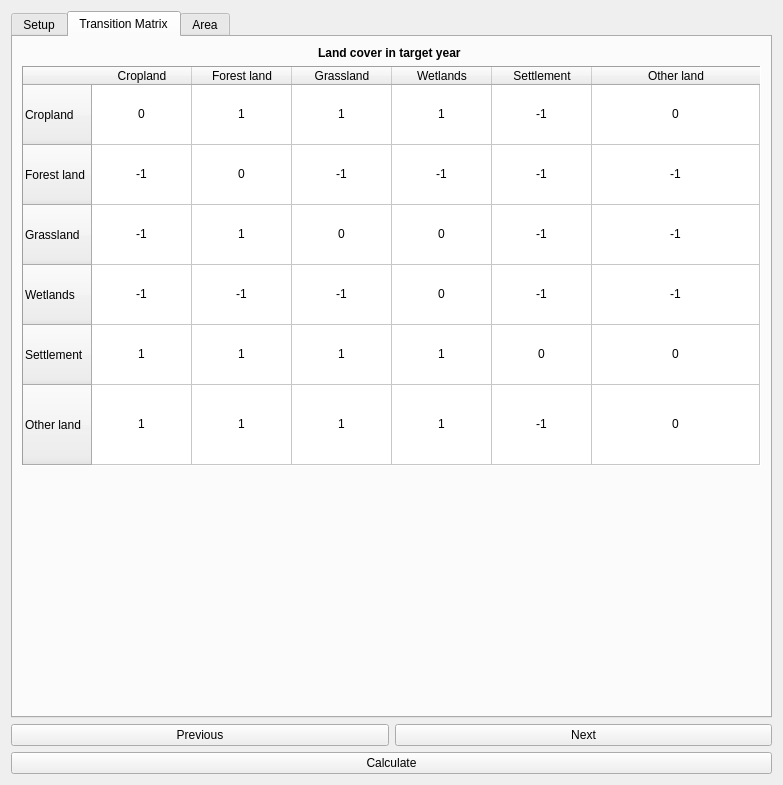
Qt form LDMP/gui/DlgCalculateLC.ui (ConservationInternational/trends.earth) before a commit.
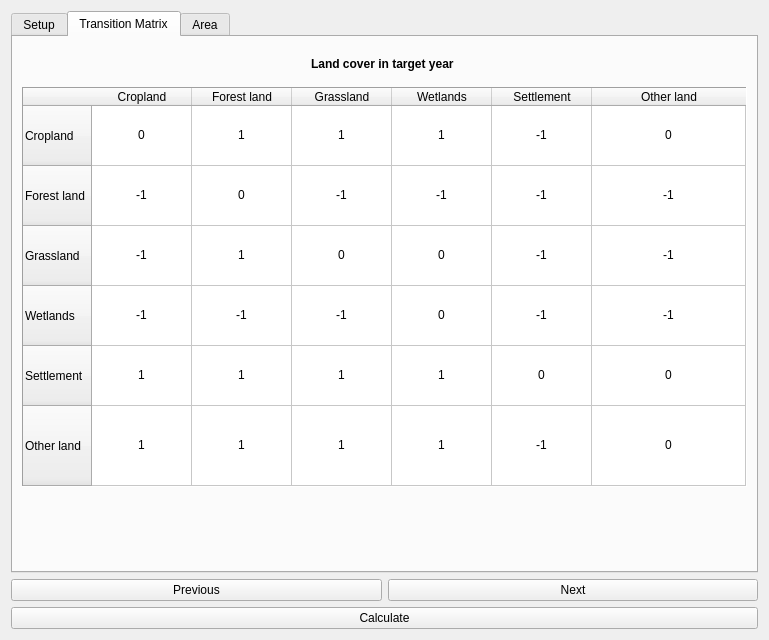
The same form after that commit. The open tabs and pages were chosen to show the change.

Commit message: Fix errors with calculate_lc.

Diff of the .ui file:
```diff
--- a/LDMP/gui/DlgCalculateLC.ui
+++ b/LDMP/gui/DlgCalculateLC.ui
@@ -6,8 +6,8 @@
    <rect>
     <x>0</x>
     <y>0</y>
-    <width>783</width>
-    <height>785</height>
+    <width>767</width>
+    <height>640</height>
    </rect>
   </property>
   <property name="sizePolicy">
@@ -303,6 +303,24 @@
       <layout class="QVBoxLayout" name="verticalLayout_4">
        <item alignment="Qt::AlignHCenter">
         <widget class="QLabel" name="label_lc_target_year">
+         <property name="sizePolicy">
+          <sizepolicy hsizetype="Preferred" vsizetype="Minimum">
+           <horstretch>0</horstretch>
+           <verstretch>0</verstretch>
+          </sizepolicy>
+         </property>
+         <property name="minimumSize">
+          <size>
+           <width>0</width>
+           <height>35</height>
+          </size>
+         </property>
+         <property name="maximumSize">
+          <size>
+           <width>16777215</width>
+           <height>35</height>
+          </size>
+         </property>
          <property name="font">
           <font>
            <weight>75</weight>
@@ -721,8 +739,8 @@
          </property>
          <property name="sizeHint" stdset="0">
           <size>
-           <width>20</width>
-           <height>40</height>
+           <width>0</width>
+           <height>0</height>
           </size>
          </property>
         </spacer>
```
Left out of the diff: 24 changed lines with no effect on the pictures. Lines whose indentation alone changed are shown as unchanged. The commit also changes 2 other files.
